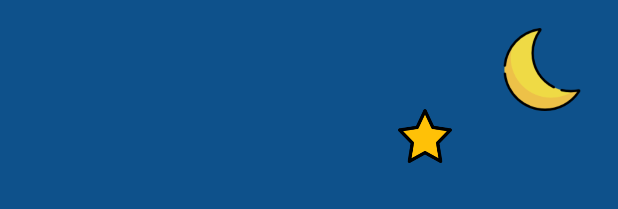
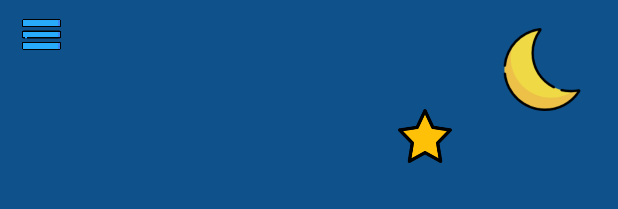
Before and after one commit to RUGameLink/Game_Box, an Android app: the layout activity_main.xml on its own in the app's theme, with its tools: preview values and no code run, on a phone screen of 412 x 824 dp. Shown: the top 209 px of the screen. Run offline under Robolectric (Android 15) with nearby library versions, the light colour scheme and no system bars.

Commit message:
Создание первичного бокового меню Отключение функционала android-кнопки "Назад"

```diff
--- a/app/build.gradle
+++ b/app/build.gradle
@@ -42,7 +42,7 @@ dependencies {
     testImplementation 'junit:junit:4.13.2'
     androidTestImplementation 'androidx.test.ext:junit:1.1.3'
     androidTestImplementation 'androidx.test.espresso:espresso-core:3.4.0'
-    implementation 'com.makeramen:roundimageview:2.3.0'
+    implementation 'com.makeramen:roundedimageview:2.3.0'
     implementation 'androidx.navigation:navigation-fragment-ktx:2.4.2'
     implementation 'androidx.navigation:navigation-ui-ktx:2.4.2'
 }
--- a/app/src/main/res/layout/activity_main.xml
+++ b/app/src/main/res/layout/activity_main.xml
@@ -1,11 +1,15 @@
 <?xml version="1.0" encoding="utf-8"?>
-<androidx.constraintlayout.widget.ConstraintLayout xmlns:android="http://schemas.android.com/apk/res/android"
+<androidx.drawerlayout.widget.DrawerLayout xmlns:android="http://schemas.android.com/apk/res/android"
     xmlns:app="http://schemas.android.com/apk/res-auto"
     xmlns:tools="http://schemas.android.com/tools"
     android:layout_width="match_parent"
     android:layout_height="match_parent"
     android:background="@color/nightfall"
     tools:context="com.example.ticTacToeGame.Activity.MainActivity">
+
+    <androidx.constraintlayout.widget.ConstraintLayout
+        android:layout_width="match_parent"
+        android:layout_height="match_parent">
 
     <ImageView
         android:id="@+id/moonView"
@@ -46,28 +50,48 @@
 
     <ImageView
         android:id="@+id/sunnView"
-        android:visibility="invisible"
         android:layout_width="76dp"
         android:layout_height="61dp"
+        android:visibility="invisible"
         app:layout_constraintBottom_toBottomOf="parent"
         app:layout_constraintEnd_toEndOf="parent"
-        app:layout_constraintHorizontal_bias="0.047"
+        app:layout_constraintHorizontal_bias="0.179"
         app:layout_constraintStart_toStartOf="parent"
         app:layout_constraintTop_toTopOf="parent"
-        app:layout_constraintVertical_bias="0.047"
+        app:layout_constraintVertical_bias="0.023"
         app:srcCompat="@drawable/sunny" />
+
+    <ImageButton
+        android:id="@+id/menuButton"
+        android:layout_width="50dp"
+        android:layout_height="50dp"
+        android:backgroundTint="@color/nightfall"
+        android:scaleType="fitStart"
+        app:layout_constraintBottom_toBottomOf="parent"
+        app:layout_constraintEnd_toEndOf="parent"
+        app:layout_constraintHorizontal_bias="0.008"
+        app:layout_constraintStart_toStartOf="parent"
+        app:layout_constraintTop_toTopOf="parent"
+        app:layout_constraintVertical_bias="0.0"
+        app:srcCompat="@drawable/menu" />
 
     <FrameLayout
         android:id="@+id/menuFrame"
-        android:layout_width="match_parent"
-        android:layout_height="match_parent"
+        android:layout_width="411dp"
+        android:layout_height="622dp"
         app:layout_constraintBottom_toBottomOf="parent"
         app:layout_constraintEnd_toEndOf="parent"
         app:layout_constraintHorizontal_bias="0.0"
         app:layout_constraintStart_toStartOf="parent"
         app:layout_constraintTop_toTopOf="parent"
-        app:layout_constraintVertical_bias="0.0">
+        app:layout_constraintVertical_bias="1.0">
 
     </FrameLayout>
+    </androidx.constraintlayout.widget.ConstraintLayout>
 
-</androidx.constraintlayout.widget.ConstraintLayout>
+    <com.google.android.material.navigation.NavigationView
+        android:layout_width="wrap_content"
+        android:layout_height="match_parent"
+        android:layout_gravity="start"
+        android:backgroundTint="@color/mainly_blue"/>
+</androidx.drawerlayout.widget.DrawerLayout>
```
Also changed, not shown: app/src/main/java/com/example/ticTacToeGame/Activity/GuessTheNumberActivity.kt (+8 -0 lines), app/src/main/java/com/example/ticTacToeGame/Activity/GuessThePhoneNumberActivity.kt (+8 -0 lines), app/src/main/java/com/example/ticTacToeGame/Activity/LoadingActivity.kt (+8 -0 lines), app/src/main/java/com/example/ticTacToeGame/Activity/MainActivity.kt (+8 -0 lines), app/src/main/java/com/example/ticTacToeGame/Activity/TicTacToeActivity.kt (+20 -5 lines), app/src/main/java/com/example/ticTacToeGame/Activity/TimerActivity.kt (+8 -0 lines), app/src/main/res/layout/fragment_guess_game.xml (+5 -6 lines), app/src/main/res/drawable-v24/menu.png (added).
